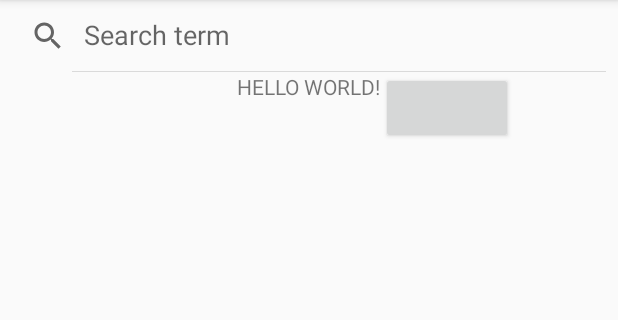
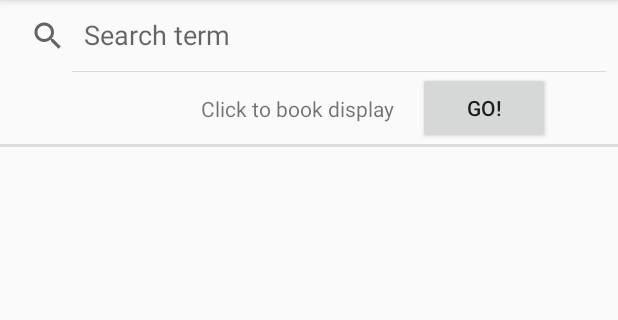
Before and after one commit to EmmanuelHmar/BookListingApp, an Android app: the screen it shows after launch (MainActivity), on a phone screen of 412 x 824 dp, the part 84-404 px from its top. Run offline under Robolectric (Android 15) with nearby library versions, the phone set to English and light mode, and no system bars; our stand-ins replace ButterKnife.

```diff
--- a/app/src/main/java/com/emmanuelhmar/booklistingapp/MainActivity.java
+++ b/app/src/main/java/com/emmanuelhmar/booklistingapp/MainActivity.java
@@ -4,6 +4,8 @@ import android.os.AsyncTask;
 import android.os.Bundle;
 import android.util.Log;
 import android.widget.ListView;
+import android.widget.SearchView;
+import android.widget.Toast;
 
 import java.util.ArrayList;
 import java.util.List;
@@ -11,26 +13,42 @@ import java.util.List;
 import androidx.appcompat.app.AppCompatActivity;
 import butterknife.BindView;
 import butterknife.ButterKnife;
+import butterknife.OnClick;
 
 public class MainActivity extends AppCompatActivity {
     private final static String LOG_TAG = MainActivity.class.getName();
-    private final String JSON_URL = "https://www.googleapis.com/books/v1/volumes?q=android&maxResults=1";
+//    private final String JSON_URL = "https://www.googleapis.com/books/v1/volumes?q=android&maxResults=1";
+    private final String JSON_URL = "https://www.googleapis.com/books/v1/volumes?q="; //android&maxResults=1";
     private static BookAdapter bookAdapter;
-    @BindView(R.id.list_item) ListView listView;
+    private static String searchTerm;
+
+    @BindView(R.id.list_item)
+    ListView listView;
+
+    @BindView(R.id.search_view)
+    SearchView searchView;
 
     @Override
     protected void onCreate(Bundle savedInstanceState) {
         super.onCreate(savedInstanceState);
         setContentView(R.layout.activity_main);
-gi
+
         ButterKnife.bind(this);
 
         bookAdapter = new BookAdapter(this, new ArrayList<Book>());
 
         listView.setAdapter(bookAdapter);
 
-        new BookAsyncTask().execute(JSON_URL);
 
+    }
+
+    @OnClick(R.id.button)
+    public void clickMe() {
+        searchTerm = String.valueOf(searchView.getQuery());
+
+        Toast.makeText(getApplicationContext(), searchTerm, Toast.LENGTH_SHORT).show();
+
+        new BookAsyncTask().execute(JSON_URL + searchTerm + "&maxResults=2");
     }
 
     private static class BookAsyncTask extends AsyncTask<String, Void, List<Book>> {
@@ -46,7 +64,7 @@ gi
 
             Log.i(LOG_TAG, "Books: " + books);
 
-            if (books!= null && !books.isEmpty()) {
+            if (books != null && !books.isEmpty()) {
                 bookAdapter.addAll(books);
             }
 
--- a/app/src/main/res/layout/activity_main.xml
+++ b/app/src/main/res/layout/activity_main.xml
@@ -6,11 +6,21 @@
     android:layout_height="match_parent"
     tools:context=".MainActivity">
 
+    <SearchView
+        android:id="@+id/search_view"
+        android:layout_width="match_parent"
+        android:layout_height="wrap_content"
+        android:iconifiedByDefault="false"
+        android:queryHint="Search term"/>
+
     <TextView
         android:id="@+id/textview"
         android:layout_width="wrap_content"
         android:layout_height="wrap_content"
-        android:text="HELLO WORLD!"
+        android:text="Click to book display"
+        app:layout_constraintBottom_toTopOf="@id/divider"
+        android:gravity="center_vertical"
+        android:paddingRight="16dp"
         app:layout_constraintLeft_toLeftOf="parent"
         app:layout_constraintRight_toRightOf="parent"
         app:layout_constraintTop_toBottomOf="@id/search_view"
@@ -18,23 +28,25 @@
 
     <Button
         android:id="@+id/button"
+        android:text="GO!"
         android:layout_width="wrap_content"
         android:layout_height="wrap_content"
         app:layout_constraintLeft_toRightOf="@+id/textview"
         app:layout_constraintTop_toBottomOf="@id/search_view"/>
 
-    <SearchView
-        android:id="@+id/search_view"
+    <View
+        android:id="@+id/divider"
         android:layout_width="match_parent"
-        android:layout_height="wrap_content"
-        android:iconifiedByDefault="false"
-        android:queryHint="Search term"/>
+        android:layout_height="2dp"
+        app:layout_constraintTop_toBottomOf="@id/button"
+        android:background="?android:listDivider"/>
+
 
     <ListView
         android:id="@+id/list_item"
         tools:listheader="test"
         android:layout_width="match_parent"
-        android:layout_height="match_parent"
-        app:layout_constraintTop_toBottomOf="@id/textview"/>
+        android:layout_height="wrap_content"
+        app:layout_constraintTop_toBottomOf="@id/divider"/>
 
 </androidx.constraintlayout.widget.ConstraintLayout>
```
Also changed, not shown: app/src/main/java/com/emmanuelhmar/booklistingapp/Book.java (+4 -6 lines), app/src/main/java/com/emmanuelhmar/booklistingapp/BookAdapter.java (+8 -6 lines), app/src/main/java/com/emmanuelhmar/booklistingapp/QueryUtils.java (+19 -11 lines), app/src/main/res/layout/book_list_item.xml (+16 -7 lines).
